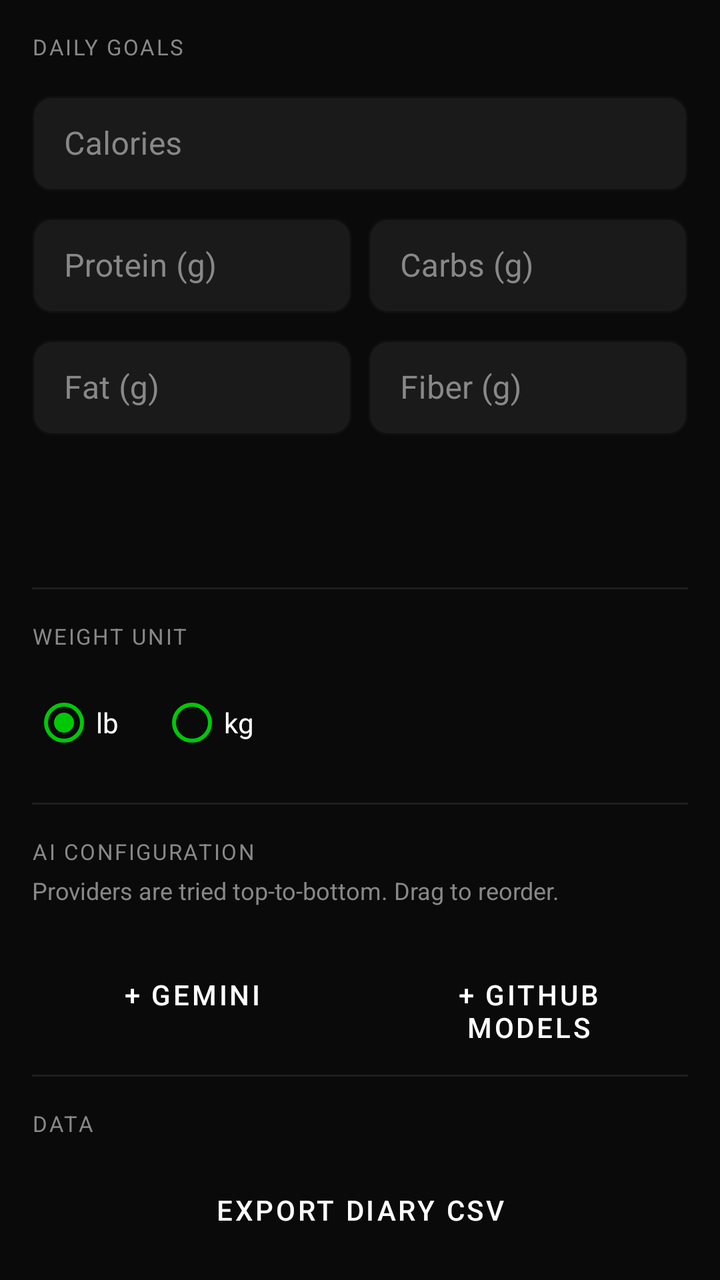
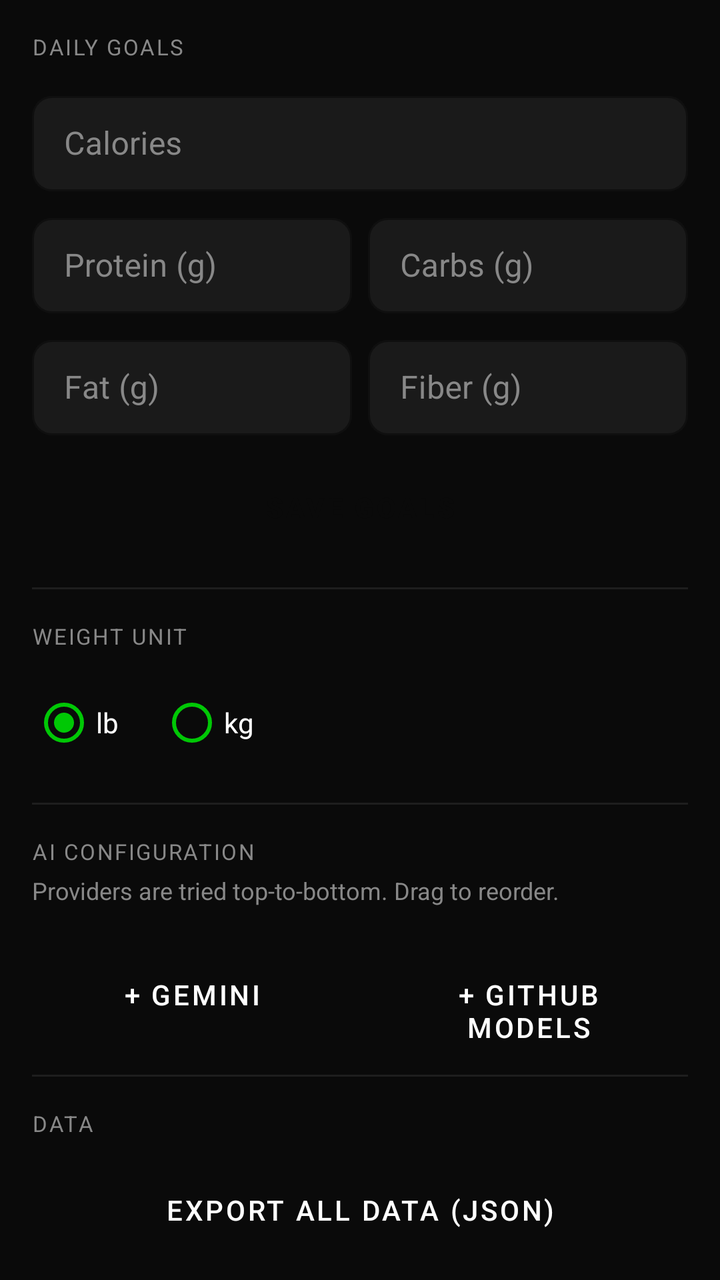

The first picture is an Android layout as it rendered before a commit; the second is the same layout after the commit. The layout source and the unified diff follow.
<!-- AndroidManifest.xml: application theme Theme.SimpleMacroTracking -->
<!-- res/layout/fragment_settings.xml -->
<?xml version="1.0" encoding="utf-8"?>
<androidx.core.widget.NestedScrollView
    xmlns:android="http://schemas.android.com/apk/res/android"
    xmlns:app="http://schemas.android.com/apk/res-auto"
    android:id="@+id/scroll_view"
    android:layout_width="match_parent"
    android:layout_height="match_parent"
    android:background="@color/color_bg_primary"
    android:fillViewport="true">

    <LinearLayout
        android:layout_width="match_parent"
        android:layout_height="wrap_content"
        android:orientation="vertical"
        android:padding="16dp">

        <TextView android:layout_width="wrap_content" android:layout_height="wrap_content"
            android:text="DAILY GOALS"
            android:textAppearance="@style/TextAppearance.Macro.SectionLabel"
            android:layout_marginBottom="12dp" />

        
        <com.google.android.material.textfield.TextInputLayout
            android:layout_width="match_parent" android:layout_height="wrap_content"
            android:hint="Calories"
            style="@style/Style.Macro.InputField"
            android:layout_marginBottom="8dp">
            <com.google.android.material.textfield.TextInputEditText
                android:id="@+id/et_calories"
                android:layout_width="match_parent" android:layout_height="wrap_content"
                android:inputType="number"
                android:textColor="@color/color_text_primary" />
        </com.google.android.material.textfield.TextInputLayout>

        
        <LinearLayout android:layout_width="match_parent" android:layout_height="wrap_content"
            android:orientation="horizontal" android:layout_marginBottom="8dp">
            <com.google.android.material.textfield.TextInputLayout
                android:layout_width="0dp" android:layout_height="wrap_content"
                android:layout_weight="1" android:hint="Protein (g)"
                style="@style/Style.Macro.InputField"
                android:layout_marginEnd="4dp">
                <com.google.android.material.textfield.TextInputEditText
                    android:id="@+id/et_protein"
                    android:layout_width="match_parent" android:layout_height="wrap_content"
                    android:inputType="number"
                    android:textColor="@color/color_text_primary" />
            </com.google.android.material.textfield.TextInputLayout>
            <com.google.android.material.textfield.TextInputLayout
                android:layout_width="0dp" android:layout_height="wrap_content"
                android:layout_weight="1" android:hint="Carbs (g)"
                style="@style/Style.Macro.InputField"
                android:layout_marginStart="4dp">
                <com.google.android.material.textfield.TextInputEditText
                    android:id="@+id/et_carbs"
                    android:layout_width="match_parent" android:layout_height="wrap_content"
                    android:inputType="number"
                    android:textColor="@color/color_text_primary" />
            </com.google.android.material.textfield.TextInputLayout>
        </LinearLayout>

        
        <LinearLayout android:layout_width="match_parent" android:layout_height="wrap_content"
            android:orientation="horizontal" android:layout_marginBottom="12dp">
            <com.google.android.material.textfield.TextInputLayout
                android:layout_width="0dp" android:layout_height="wrap_content"
                android:layout_weight="1" android:hint="Fat (g)"
                style="@style/Style.Macro.InputField"
                android:layout_marginEnd="4dp">
                <com.google.android.material.textfield.TextInputEditText
                    android:id="@+id/et_fat"
                    android:layout_width="match_parent" android:layout_height="wrap_content"
                    android:inputType="number"
                    android:textColor="@color/color_text_primary" />
            </com.google.android.material.textfield.TextInputLayout>
            <com.google.android.material.textfield.TextInputLayout
                android:layout_width="0dp" android:layout_height="wrap_content"
                android:layout_weight="1" android:hint="Fiber (g)"
                style="@style/Style.Macro.InputField"
                android:layout_marginStart="4dp">
                <com.google.android.material.textfield.TextInputEditText
                    android:id="@+id/et_fiber"
                    android:layout_width="match_parent" android:layout_height="wrap_content"
                    android:inputType="number"
                    android:textColor="@color/color_text_primary" />
            </com.google.android.material.textfield.TextInputLayout>
        </LinearLayout>

        <Button android:id="@+id/btn_save_goals"
            android:layout_width="match_parent" android:layout_height="wrap_content"
            android:text="Save Goals"
            style="@style/Style.Macro.Button.Primary"
            android:layout_marginBottom="16dp" />

        <View android:layout_width="match_parent" android:layout_height="1dp"
            android:background="@color/color_border" android:layout_marginBottom="16dp" />

        
        <TextView android:layout_width="wrap_content" android:layout_height="wrap_content"
            android:text="WEIGHT UNIT"
            android:textAppearance="@style/TextAppearance.Macro.SectionLabel"
            android:layout_marginBottom="12dp" />

        <RadioGroup android:id="@+id/rg_weight_unit"
            android:layout_width="wrap_content" android:layout_height="wrap_content"
            android:orientation="horizontal" android:layout_marginBottom="16dp">
            <RadioButton android:id="@+id/rb_lb" android:layout_width="wrap_content"
                android:layout_height="wrap_content" android:text="lb"
                android:textColor="@color/color_text_primary"
                android:buttonTint="@color/color_accent_green"
                android:checked="true" />
            <RadioButton android:id="@+id/rb_kg" android:layout_width="wrap_content"
                android:layout_height="wrap_content" android:text="kg"
                android:textColor="@color/color_text_primary"
                android:buttonTint="@color/color_accent_green"
                android:layout_marginStart="16dp" />
        </RadioGroup>

        <ProgressBar android:id="@+id/progress_converting"
            android:layout_width="wrap_content" android:layout_height="wrap_content"
            android:indeterminateTint="@color/color_accent_green"
            android:visibility="gone" android:layout_marginBottom="16dp" />

        <View android:layout_width="match_parent" android:layout_height="1dp"
            android:background="@color/color_border" android:layout_marginBottom="16dp" />

        
        <TextView android:layout_width="wrap_content" android:layout_height="wrap_content"
            android:text="AI CONFIGURATION"
            android:textAppearance="@style/TextAppearance.Macro.SectionLabel"
            android:layout_marginBottom="4dp" />

        <TextView
            android:layout_width="wrap_content"
            android:layout_height="wrap_content"
            android:text="Providers are tried top-to-bottom. Drag to reorder."
            android:textColor="@color/color_text_secondary"
            android:textSize="12sp"
            android:layout_marginBottom="12dp" />

        <androidx.recyclerview.widget.RecyclerView
            android:id="@+id/rv_ai_providers"
            android:layout_width="match_parent"
            android:layout_height="wrap_content"
            android:nestedScrollingEnabled="false"
            android:layout_marginBottom="8dp" />

        
        <LinearLayout
            android:layout_width="match_parent"
            android:layout_height="wrap_content"
            android:orientation="horizontal"
            android:layout_marginBottom="16dp">

            <Button android:id="@+id/btn_add_gemini"
                android:layout_width="0dp" android:layout_height="wrap_content"
                android:layout_weight="1"
                android:text="+ Gemini"
                style="@style/Style.Macro.Button.Ghost"
                android:layout_marginEnd="4dp" />

            <Button android:id="@+id/btn_add_github_models"
                android:layout_width="0dp" android:layout_height="wrap_content"
                android:layout_weight="1"
                android:text="+ GitHub Models"
                style="@style/Style.Macro.Button.Ghost"
                android:layout_marginStart="4dp" />

        </LinearLayout>


        
        <View android:id="@+id/et_api_key" android:layout_width="0dp" android:layout_height="0dp" android:visibility="gone" />
        <Button android:id="@+id/btn_test_api_key"
            android:layout_width="wrap_content" android:layout_height="wrap_content"
            android:visibility="gone" />

        <View android:layout_width="match_parent" android:layout_height="1dp"
            android:background="@color/color_border" android:layout_marginBottom="16dp" />

        
        <TextView android:layout_width="wrap_content" android:layout_height="wrap_content"
            android:text="DATA"
            android:textAppearance="@style/TextAppearance.Macro.SectionLabel"
            android:layout_marginBottom="12dp" />

        <Button android:id="@+id/btn_export_diary"
            android:layout_width="match_parent" android:layout_height="wrap_content"
            android:text="Export Diary CSV"
            style="@style/Style.Macro.Button.Ghost"
            android:layout_marginBottom="8dp" />

        <Button android:id="@+id/btn_export_weight"
            android:layout_width="match_parent" android:layout_height="wrap_content"
            android:text="Export Weight CSV"
            style="@style/Style.Macro.Button.Ghost"
            android:layout_marginBottom="8dp" />

        <Button android:id="@+id/btn_import_csv"
            android:layout_width="match_parent" android:layout_height="wrap_content"
            android:text="Import CSV"
            style="@style/Style.Macro.Button.Ghost"
            android:layout_marginBottom="8dp" />

        <Button android:id="@+id/btn_delete_all_food"
            android:layout_width="match_parent" android:layout_height="wrap_content"
            android:text="Delete All Food Entries / Food"
            style="@style/Style.Macro.Button.Ghost"
            android:layout_marginBottom="8dp" />

        <Button android:id="@+id/btn_delete_all_weight"
            android:layout_width="match_parent" android:layout_height="wrap_content"
            android:text="Delete All Weight Entries"
            style="@style/Style.Macro.Button.Ghost"
            android:layout_marginBottom="16dp" />

    </LinearLayout>

</androidx.core.widget.NestedScrollView>
<!-- resources referenced by this layout -->
<resources>
  <color name="color_accent_green">#00C805</color>
  <color name="color_bg_primary">#0A0A0A</color>
  <color name="color_border">#1E1E1E</color>
  <color name="color_text_primary">#FFFFFF</color>
  <color name="color_text_secondary">#888888</color>
  <style name="Style.Macro.Button.Ghost" parent="Widget.MaterialComponents.Button.OutlinedButton">
          <item name="strokeColor">@color/color_border</item>
          <item name="android:textColor">@color/color_text_primary</item>
          <item name="cornerRadius">12dp</item>
          <item name="elevation">0dp</item>
      </style>
  <style name="Style.Macro.Button.Primary" parent="Widget.MaterialComponents.Button">
          <item name="backgroundTint">@color/color_accent_green</item>
          <item name="android:textColor">@color/color_bg_primary</item>
          <item name="cornerRadius">12dp</item>
          <item name="android:textStyle">bold</item>
          <item name="elevation">0dp</item>
      </style>
  <style name="TextAppearance.Macro.SectionLabel" parent="TextAppearance.MaterialComponents.Caption">
          <item name="android:textColor">@color/color_text_secondary</item>
          <item name="android:textSize">11sp</item>
          <item name="android:letterSpacing">0.08</item>
          <item name="android:textAllCaps">true</item>
      </style>
  <color name="color_bg_elevated">#1A1A1A</color>
  <color name="color_bg_surface">#111111</color>
  <style name="Style.Macro.Card" parent="Widget.MaterialComponents.CardView">
          <item name="cardBackgroundColor">@color/color_bg_surface</item>
          <item name="cardElevation">0dp</item>
          <item name="cardCornerRadius">12dp</item>
          <item name="strokeWidth">1dp</item>
          <item name="strokeColor">@color/color_border</item>
      </style>
  <style name="Theme.Macro.BottomSheet" parent="ThemeOverlay.MaterialComponents.BottomSheetDialog">
          <item name="bottomSheetStyle">@style/Style.Macro.BottomSheet</item>
      </style>
  <style name="Theme.Macro.AlertDialog" parent="ThemeOverlay.MaterialComponents.MaterialAlertDialog">
          <item name="colorSurface">@color/color_bg_surface</item>
          <item name="colorOnSurface">@color/color_text_primary</item>
          <item name="android:colorBackground">@color/color_bg_surface</item>
          <item name="android:textColorPrimary">@color/color_text_primary</item>
          <item name="android:textColorSecondary">@color/color_text_secondary</item>
          <item name="buttonBarPositiveButtonStyle">@style/Style.Macro.Button.Primary</item>
      </style>
  <style name="Style.Macro.Chip" parent="Widget.MaterialComponents.Chip.Filter">
          <item name="chipBackgroundColor">@color/color_bg_elevated</item>
          <item name="android:textColor">@color/color_text_secondary</item>
          <item name="chipStrokeColor">@color/color_border</item>
          <item name="chipStrokeWidth">1dp</item>
          <item name="chipCornerRadius">20dp</item>
          <item name="checkedIconVisible">false</item>
      </style>
  <style name="Style.Macro.BottomSheet" parent="Widget.MaterialComponents.BottomSheet.Modal">
          <item name="backgroundTint">@color/color_bg_surface</item>
          <item name="shapeAppearanceOverlay">@style/ShapeAppearance.Macro.BottomSheet</item>
      </style>
  <style name="ShapeAppearance.Macro.BottomSheet" parent="">
          <item name="cornerFamily">rounded</item>
          <item name="cornerSizeTopLeft">16dp</item>
          <item name="cornerSizeTopRight">16dp</item>
          <item name="cornerSizeBottomLeft">0dp</item>
          <item name="cornerSizeBottomRight">0dp</item>
      </style>
  <!-- unchanged entries left out for length: 2 -->
</resources>

<!-- the commit's change to res/layout/fragment_settings.xml (unified diff, before → after) -->
@@ -184,6 +184,12 @@
             android:textAppearance="@style/TextAppearance.Macro.SectionLabel"
             android:layout_marginBottom="12dp" />
 
+        <Button android:id="@+id/btn_export_all"
+            android:layout_width="match_parent" android:layout_height="wrap_content"
+            android:text="Export All Data (JSON)"
+            style="@style/Style.Macro.Button.Ghost"
+            android:layout_marginBottom="8dp" />
+
         <Button android:id="@+id/btn_export_diary"
             android:layout_width="match_parent" android:layout_height="wrap_content"
             android:text="Export Diary CSV"
